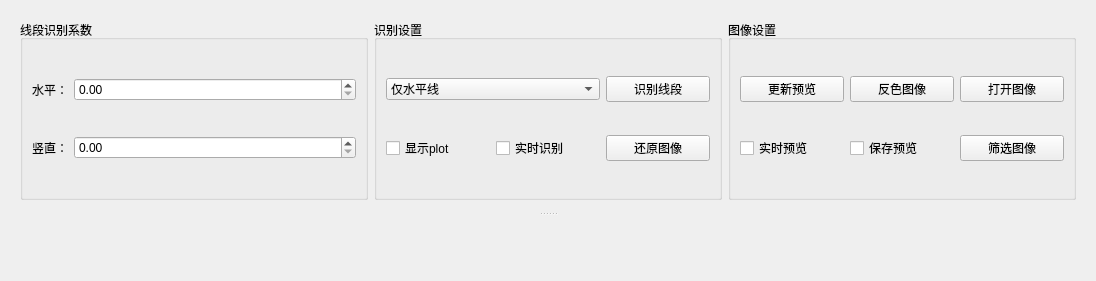
The window that src/View/ui/TabPreview.ui (Carrot-shreds/score_capture) describes before a commit, drawn with Qt 5.
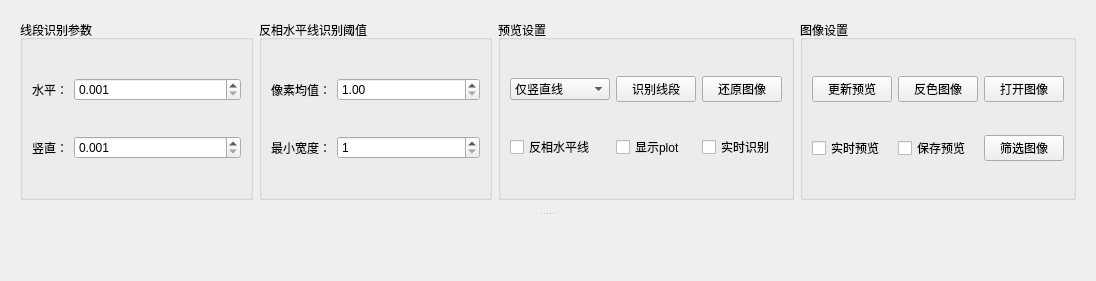
The same window after the commit. Custom widgets are drawn as their Qt base class.

What changed in the file:
```diff
--- a/src/View/ui/TabPreview.ui
+++ b/src/View/ui/TabPreview.ui
@@ -42,31 +42,31 @@
           </sizepolicy>
          </property>
          <property name="title">
-          <string>线段识别系数</string>
+          <string>线段识别参数</string>
          </property>
          <property name="flat">
           <bool>false</bool>
          </property>
          <layout class="QGridLayout" name="gridLayout">
-          <item row="0" column="0">
-           <widget class="QLabel" name="label_detect_coefficient_horizontal">
+          <item row="1" column="1">
+           <widget class="QDoubleSpinBox" name="doubleSpinBox_detect_coefficient_vertical">
             <property name="sizePolicy">
-             <sizepolicy hsizetype="Fixed" vsizetype="Preferred">
+             <sizepolicy hsizetype="Minimum" vsizetype="Fixed">
               <horstretch>0</horstretch>
               <verstretch>0</verstretch>
              </sizepolicy>
             </property>
-            <property name="minimumSize">
-             <size>
-              <width>0</width>
-              <height>0</height>
-             </size>
+            <property name="decimals">
+             <number>3</number>
             </property>
-            <property name="text">
-             <string>水平：</string>
+            <property name="minimum">
+             <double>0.001000000000000</double>
             </property>
-            <property name="alignment">
-             <set>Qt::AlignmentFlag::AlignRight|Qt::AlignmentFlag::AlignTrailing|Qt::AlignmentFlag::AlignVCenter</set>
+            <property name="maximum">
+             <double>1.000000000000000</double>
+            </property>
+            <property name="singleStep">
+             <double>0.010000000000000</double>
             </property>
            </widget>
           </item>
@@ -78,8 +78,14 @@
               <verstretch>0</verstretch>
              </sizepolicy>
             </property>
+            <property name="decimals">
+             <number>3</number>
+            </property>
+            <property name="minimum">
+             <double>0.001000000000000</double>
+            </property>
             <property name="maximum">
-             <double>100.000000000000000</double>
+             <double>1.000000000000000</double>
             </property>
             <property name="singleStep">
              <double>0.010000000000000</double>
@@ -108,19 +114,110 @@
             </property>
            </widget>
           </item>
-          <item row="1" column="1">
-           <widget class="QDoubleSpinBox" name="doubleSpinBox_detect_coefficient_vertical">
+          <item row="0" column="0">
+           <widget class="QLabel" name="label_detect_coefficient_horizontal">
+            <property name="sizePolicy">
+             <sizepolicy hsizetype="Fixed" vsizetype="Preferred">
+              <horstretch>0</horstretch>
+              <verstretch>0</verstretch>
+             </sizepolicy>
+            </property>
+            <property name="minimumSize">
+             <size>
+              <width>0</width>
+              <height>0</height>
+             </size>
+            </property>
+            <property name="text">
+             <string>水平：</string>
+            </property>
+            <property name="alignment">
+             <set>Qt::AlignmentFlag::AlignRight|Qt::AlignmentFlag::AlignTrailing|Qt::AlignmentFlag::AlignVCenter</set>
+            </property>
+           </widget>
+          </item>
+         </layout>
+        </widget>
+       </item>
+       <item>
+        <widget class="QGroupBox" name="groupBox_3">
+         <property name="title">
+          <string>反相水平线识别阈值</string>
+         </property>
+         <layout class="QGridLayout" name="gridLayout_4">
+          <item row="0" column="1">
+           <widget class="QDoubleSpinBox" name="doubleSpinBox_h_reverse_pixel_threshold">
             <property name="sizePolicy">
              <sizepolicy hsizetype="Minimum" vsizetype="Fixed">
               <horstretch>0</horstretch>
               <verstretch>0</verstretch>
              </sizepolicy>
             </property>
+            <property name="decimals">
+             <number>2</number>
+            </property>
+            <property name="minimum">
+             <double>1.000000000000000</double>
+            </property>
             <property name="maximum">
-             <double>100.000000000000000</double>
+             <double>255.000000000000000</double>
             </property>
             <property name="singleStep">
-             <double>0.010000000000000</double>
+             <double>0.100000000000000</double>
+            </property>
+           </widget>
+          </item>
+          <item row="2" column="0">
+           <widget class="QLabel" name="label_detect_coefficient_horizontal_3">
+            <property name="sizePolicy">
+             <sizepolicy hsizetype="Fixed" vsizetype="Preferred">
+              <horstretch>0</horstretch>
+              <verstretch>0</verstretch>
+             </sizepolicy>
+            </property>
+            <property name="minimumSize">
+             <size>
+              <width>0</width>
+              <height>0</height>
+             </size>
+            </property>
+            <property name="text">
+             <string>最小宽度：</string>
+            </property>
+            <property name="alignment">
+             <set>Qt::AlignmentFlag::AlignRight|Qt::AlignmentFlag::AlignTrailing|Qt::AlignmentFlag::AlignVCenter</set>
+            </property>
+           </widget>
+          </item>
+          <item row="0" column="0">
+           <widget class="QLabel" name="label_detect_coefficient_horizontal_2">
+            <property name="sizePolicy">
+             <sizepolicy hsizetype="Fixed" vsizetype="Preferred">
+              <horstretch>0</horstretch>
+              <verstretch>0</verstretch>
+             </sizepolicy>
+            </property>
+            <property name="minimumSize">
+             <size>
+              <width>0</width>
+              <height>0</height>
+             </size>
+            </property>
+            <property name="text">
+             <string>像素均值：</string>
+            </property>
+            <property name="alignment">
+             <set>Qt::AlignmentFlag::AlignRight|Qt::AlignmentFlag::AlignTrailing|Qt::AlignmentFlag::AlignVCenter</set>
+            </property>
+           </widget>
+          </item>
+          <item row="2" column="1">
+           <widget class="QSpinBox" name="spinBox_h_reverse_thickness_threshold">
+            <property name="minimum">
+             <number>1</number>
+            </property>
+            <property name="maximum">
+             <number>500</number>
             </property>
            </widget>
           </item>
@@ -130,13 +227,13 @@
        <item>
         <widget class="QGroupBox" name="groupBox_2">
          <property name="sizePolicy">
-          <sizepolicy hsizetype="Preferred" vsizetype="Preferred">
+          <sizepolicy hsizetype="Fixed" vsizetype="Preferred">
            <horstretch>0</horstretch>
            <verstretch>0</verstretch>
           </sizepolicy>
          </property>
          <property name="title">
-          <string>识别设置</string>
+          <string>预览设置</string>
          </property>
          <property name="flat">
           <bool>false</bool>
@@ -155,32 +252,6 @@
             </property>
            </widget>
           </item>
-          <item row="0" column="3">
-           <widget class="QPushButton" name="pushButton_detect_lines">
-            <property name="sizePolicy">
-             <sizepolicy hsizetype="Minimum" vsizetype="Fixed">
-              <horstretch>0</horstretch>
-              <verstretch>0</verstretch>
-             </sizepolicy>
-            </property>
-            <property name="text">
-             <string>识别线段</string>
-            </property>
-           </widget>
-          </item>
-          <item row="1" column="3">
-           <widget class="QPushButton" name="pushButton_clear_lines">
-            <property name="sizePolicy">
-             <sizepolicy hsizetype="Minimum" vsizetype="Fixed">
-              <horstretch>0</horstretch>
-              <verstretch>0</verstretch>
-             </sizepolicy>
-            </property>
-            <property name="text">
-             <string>还原图像</string>
-            </property>
-           </widget>
-          </item>
           <item row="1" column="2">
            <widget class="QCheckBox" name="checkBox_live_detect">
             <property name="sizePolicy">
@@ -194,7 +265,14 @@
             </property>
            </widget>
           </item>
-          <item row="0" column="1" colspan="2">
+          <item row="1" column="0">
+           <widget class="QCheckBox" name="checkBox_reverse_horizontal">
+            <property name="text">
+             <string>反相水平线</string>
+            </property>
+           </widget>
+          </item>
+          <item row="0" column="0">
            <widget class="QComboBox" name="comboBox_line_type">
             <property name="sizePolicy">
              <sizepolicy hsizetype="Preferred" vsizetype="Fixed">
@@ -208,16 +286,16 @@
               <height>0</height>
              </size>
             </property>
-            <item>
-             <property name="text">
-              <string>仅水平线</string>
-             </property>
-            </item>
             <item>
              <property name="text">
               <string>仅竖直线</string>
              </property>
             </item>
+            <item>
+             <property name="text">
+              <string>仅水平线</string>
+             </property>
+            </item>
             <item>
              <property name="text">
               <string>所有线段</string>
@@ -225,11 +303,43 @@
             </item>
            </widget>
           </item>
+          <item row="0" column="1">
+           <widget class="QPushButton" name="pushButton_detect_lines">
+            <property name="sizePolicy">
+             <sizepolicy hsizetype="Minimum" vsizetype="Fixed">
+              <horstretch>0</horstretch>
+              <verstretch>0</verstretch>
+             </sizepolicy>
+            </property>
+            <property name="text">
+             <string>识别线段</string>
+            </property>
+           </widget>
+          </item>
+          <item row="0" column="2">
+           <widget class="QPushButton" name="pushButton_clear_lines">
+            <property name="sizePolicy">
+             <sizepolicy hsizetype="Minimum" vsizetype="Fixed">
+              <horstretch>0</horstretch>
+              <verstretch>0</verstretch>
+             </sizepolicy>
+            </property>
+            <property name="text">
+             <string>还原图像</string>
+            </property>
+           </widget>
+          </item>
          </layout>
         </widget>
        </item>
        <item>
         <widget class="QGroupBox" name="groupBox">
+         <property name="sizePolicy">
+          <sizepolicy hsizetype="Fixed" vsizetype="Preferred">
+           <horstretch>0</horstretch>
+           <verstretch>0</verstretch>
+          </sizepolicy>
+         </property>
          <property name="title">
           <string>图像设置</string>
          </property>
```
